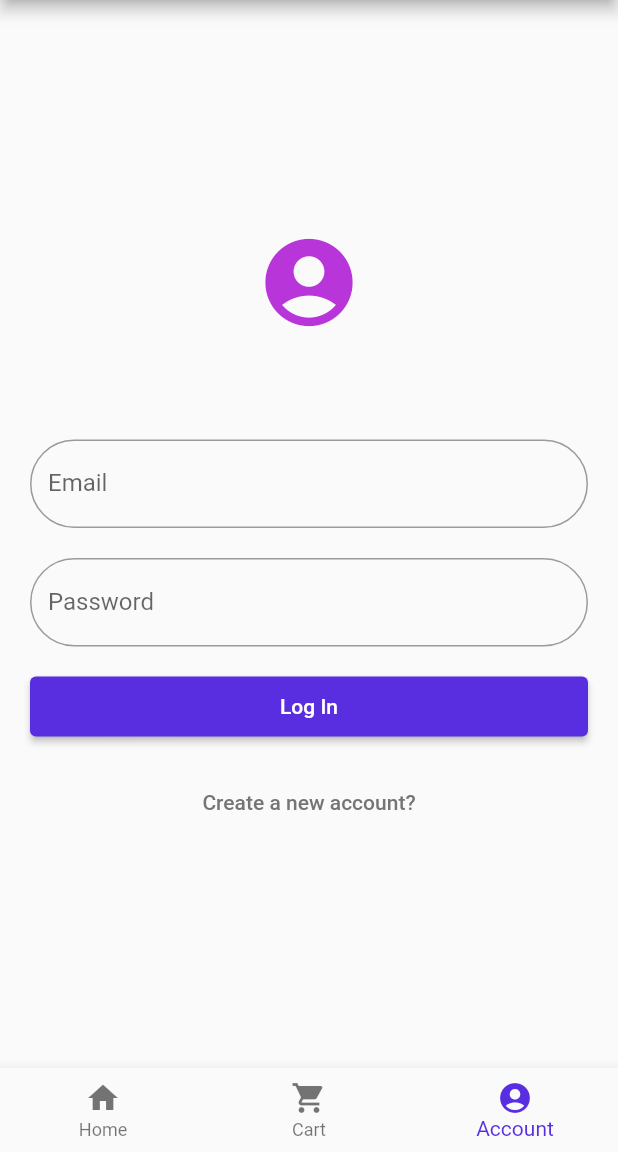
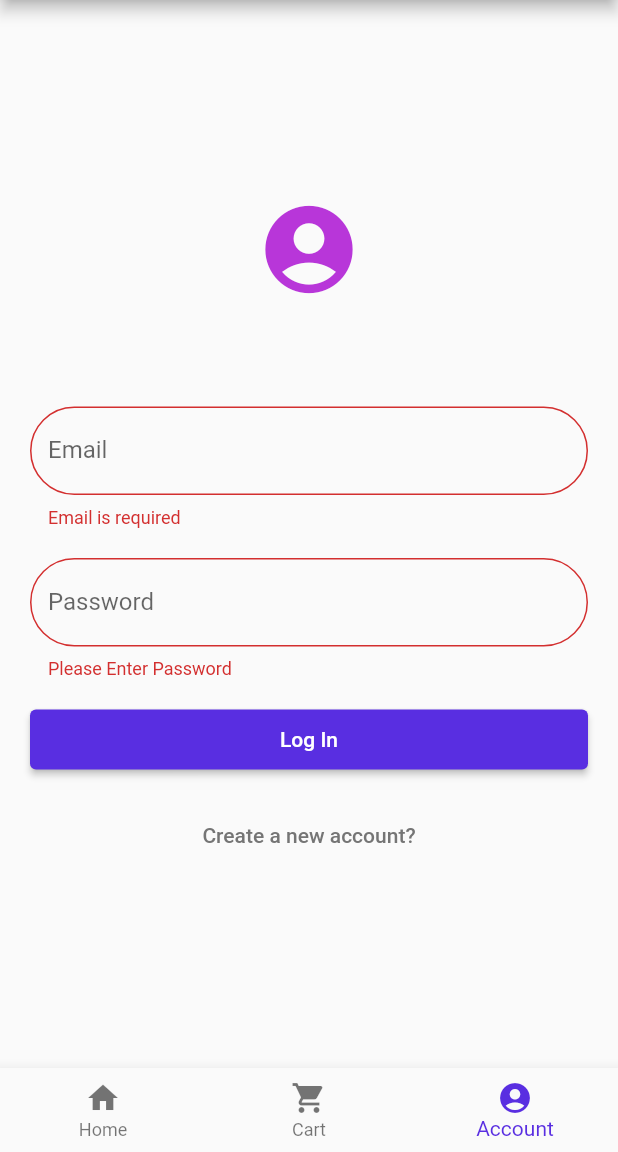
Before and after one commit to diwash007/medustore, a Flutter app: the screen it shows after launch, item 3 of the bottom bar chosen, after a tap on "Log In", on a phone screen of 412 x 824 dp, the part 84-1236 px from its top. Run offline on Flutter 3.47's test engine with Material 2 defaults, Android fonts, the phone set to English and light mode, and no system bars; our stand-ins replace shared_preferences; network calls fail.

Commit message:
add: validations

```diff
--- a/medustore/lib/screens/login_screen.dart
+++ b/medustore/lib/screens/login_screen.dart
@@ -18,6 +18,7 @@ class _MyLoginScreenState extends State<LoginScreen> {
   final TextEditingController _emailController = TextEditingController();
   final TextEditingController _passwordController = TextEditingController();
   dynamic values;
+  String errorString = "";
 
   @override
   void initState() {
@@ -30,7 +31,7 @@ class _MyLoginScreenState extends State<LoginScreen> {
     var email = values.getString('email');
     var password = values.getString('password');
     if (email != null && password != null) {
-      login(email, password);
+      // login(email, password);
     }
   }
 
@@ -50,12 +51,19 @@ class _MyLoginScreenState extends State<LoginScreen> {
         );
       } else {
         print("oops");
+        print(response.statusCode);
+        if (response.statusCode == 401) {
+          setState(() {
+            errorString = "Email and Password do not match";
+          });
+        }
       }
     } catch (e) {
       print(e.toString());
     }
   }
 
+  final _formKey = GlobalKey<FormState>();
   @override
   Widget build(BuildContext context) {
     return Scaffold(
@@ -83,7 +91,11 @@ class _MyLoginScreenState extends State<LoginScreen> {
                 ),
                 Container(
                   padding: const EdgeInsets.fromLTRB(20, 20, 20, 0),
-                  child: TextFormField(
+                  child: Form(
+                    key: _formKey,
+                    child: Column(
+                      children: [
+                        TextFormField(
                           controller: _emailController,
                           decoration: InputDecoration(
                             border: OutlineInputBorder(
@@ -91,11 +103,23 @@ class _MyLoginScreenState extends State<LoginScreen> {
                             ),
                             labelText: 'Email',
                           ),
+                          validator: (value) {
+                            if (value == null || value.isEmpty) {
+                              return 'Email is required';
+                            }
+                            bool emailValid = RegExp(
+                                    r"^[a-zA-Z0-9.a-zA-Z0-9.!#$%&'*+-/=?^_`{|}~]+@[a-zA-Z0-9]+\.[a-zA-Z]+")
+                                .hasMatch(value);
+                            if (!emailValid) {
+                              return 'Please enter a valid email';
+                            }
+                            return null;
+                          },
                         ),
+                        const SizedBox(
+                          height: 20,
                         ),
-                Container(
-                  padding: const EdgeInsets.fromLTRB(20, 20, 20, 0),
-                  child: TextFormField(
+                        TextFormField(
                           controller: _passwordController,
                           obscureText: true,
                           decoration: InputDecoration(
@@ -103,6 +127,24 @@ class _MyLoginScreenState extends State<LoginScreen> {
                               borderRadius: BorderRadius.circular(90.0),
                             ),
                             labelText: 'Password',
+                          ),
+                          validator: (value) {
+                            if (value == null || value.isEmpty) {
+                              return 'Please Enter Password';
+                            }
+                            return null;
+                          },
+                        ),
+                        errorString.isNotEmpty
+                            ? Padding(
+                                padding: const EdgeInsets.only(top: 20),
+                                child: Text(
+                                  errorString,
+                                  style: const TextStyle(color: Colors.red),
+                                ),
+                              )
+                            : const SizedBox(),
+                      ],
                     ),
                   ),
                 ),
@@ -115,8 +157,10 @@ class _MyLoginScreenState extends State<LoginScreen> {
                           backgroundColor: primaryColor),
                       child: const Text('Log In'),
                       onPressed: () {
+                        if (_formKey.currentState!.validate()) {
                           login(_emailController.text.toString(),
                               _passwordController.text.toString());
+                        }
                       },
                     )),
                 TextButton(
--- a/medustore/lib/screens/register_screen.dart
+++ b/medustore/lib/screens/register_screen.dart
@@ -105,6 +105,18 @@ class _RegisterScreenState extends State<RegisterScreen> {
                             ),
                             labelText: 'Email',
                           ),
+                          validator: (value) {
+                            if (value == null || value.isEmpty) {
+                              return 'Email is required';
+                            }
+                            bool emailValid = RegExp(
+                                    r"^[a-zA-Z0-9.a-zA-Z0-9.!#$%&'*+-/=?^_`{|}~]+@[a-zA-Z0-9]+\.[a-zA-Z]+")
+                                .hasMatch(value);
+                            if (!emailValid) {
+                              return 'Please enter a valid email';
+                            }
+                            return null;
+                          },
                         ),
                         const SizedBox(
                           height: 20,
@@ -117,6 +129,12 @@ class _RegisterScreenState extends State<RegisterScreen> {
                             ),
                             labelText: 'First Name',
                           ),
+                          validator: (value) {
+                            if (value == null || value.isEmpty) {
+                              return 'Firstname is required';
+                            }
+                            return null;
+                          },
                         ),
                         const SizedBox(
                           height: 20,
@@ -129,6 +147,12 @@ class _RegisterScreenState extends State<RegisterScreen> {
                             ),
                             labelText: 'Last Name',
                           ),
+                          validator: (value) {
+                            if (value == null || value.isEmpty) {
+                              return 'Lastname is required';
+                            }
+                            return null;
+                          },
                         ),
                         const SizedBox(
                           height: 20,
@@ -142,6 +166,15 @@ class _RegisterScreenState extends State<RegisterScreen> {
                             ),
                             labelText: 'Password',
                           ),
+                          validator: (value) {
+                            if (value == null || value.isEmpty) {
+                              return 'Please Enter Password';
+                            }
+                            if (value.length < 8) {
+                              return 'Password must be at least 8 characters';
+                            }
+                            return null;
+                          },
                         ),
                         const SizedBox(
                           height: 20,
```
Lines whose indentation alone changed are shown as unchanged.
